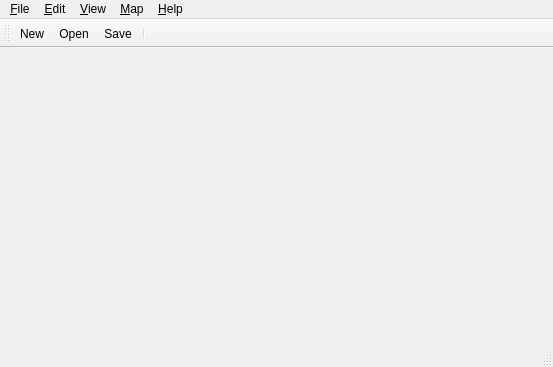
Qt form src/tiled/mainwindow.ui (mapeditor/tiled) before a commit.
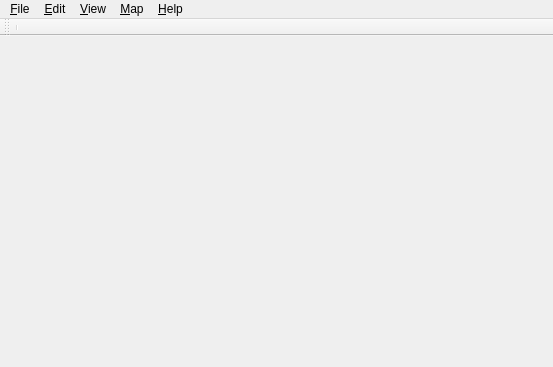
The same form after that commit. Icons and pictures are not drawn.

```diff
--- a/src/tiled/mainwindow.ui
+++ b/src/tiled/mainwindow.ui
@@ -147,12 +147,8 @@
    <attribute name="toolBarBreak">
     <bool>false</bool>
    </attribute>
-   <addaction name="actionNew"/>
-   <addaction name="actionOpen"/>
-   <addaction name="actionSave"/>
    <addaction name="separator"/>
   </widget>
-  <widget class="QStatusBar" name="statusBar"/>
   <action name="actionOpen">
    <property name="icon">
     <iconset resource="tiled.qrc">
@@ -273,15 +269,6 @@
     <string>Save &amp;As...</string>
    </property>
   </action>
-  <action name="actionNew">
-   <property name="icon">
-    <iconset resource="tiled.qrc">
-     <normaloff>:/images/16x16/document-new.png</normaloff>:/images/16x16/document-new.png</iconset>
-   </property>
-   <property name="text">
-    <string>&amp;New...</string>
-   </property>
-  </action>
   <action name="actionNewTileset">
    <property name="icon">
     <iconset resource="tiled.qrc">
```
Left out of the diff: 26 changed lines with no effect on the pictures.
